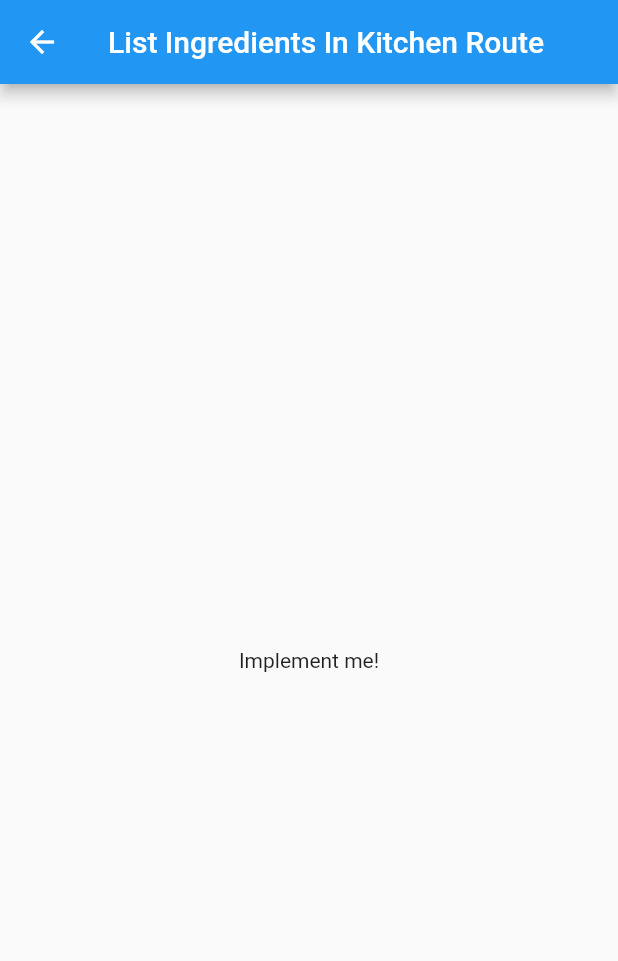
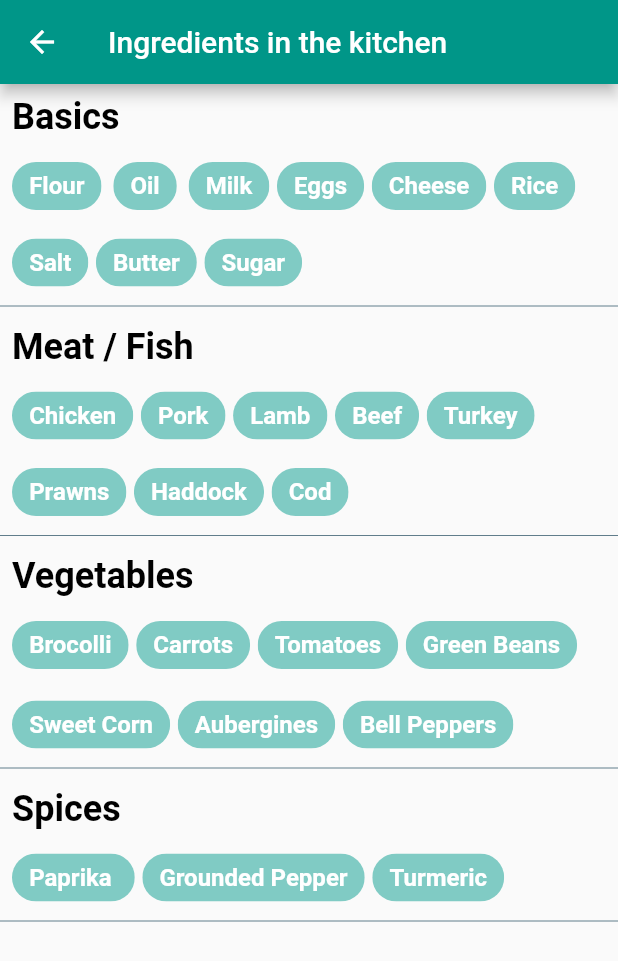
Before and after one commit to kaushikchaubal/home-recipes, a Flutter app: the screen it shows after launch, after a tap on "List ingredients in your kitchen", on a phone screen of 412 x 824 dp. Shown: the top 961 px of the screen. Run offline on Flutter 3.47's test engine with Material 2 defaults, Android fonts, the phone set to English and light mode, and no system bars.

Commit message:
Adding screen for list ingredients in the kitchen

```diff
--- /dev/null
+++ b/client/home_recipes_app/lib/ListIngredientsInKitchenRoute.dart
@@ -0,0 +1,187 @@
+import 'package:flutter/material.dart';
+
+class ListIngredientsInKitchenRoute extends StatefulWidget {
+  @override
+  _ListIngredientsInKitchenState createState() => _ListIngredientsInKitchenState();
+}
+
+class _ListIngredientsInKitchenState extends State<ListIngredientsInKitchenRoute> {
+  int _value = 5;
+
+  @override
+  Widget build(BuildContext context) {
+    return Scaffold(
+        appBar: AppBar(
+          title: Text('Ingredients in the kitchen'),
+          backgroundColor: Colors.teal,
+        ),
+      body: SingleChildScrollView(
+        child: Column(
+          children: <Widget>[
+            Align(
+              alignment: Alignment.centerLeft,
+              child: Padding(
+                padding: const EdgeInsets.all(8.0),
+                child: _titleContainer("Basics"),
+              ),
+            ),
+            Padding(
+              padding: const EdgeInsets.only(left:8.0),
+              child: Align
+                (
+                alignment: Alignment.centerLeft,
+                child: Container(
+                    child: Wrap(
+                      spacing: 5.0,
+                      runSpacing: 3.0,
+                      children: <Widget>[
+                        filterChipWidget(chipName: 'Flour'),
+                        filterChipWidget(chipName: 'Oil'),
+                        filterChipWidget(chipName: 'Milk'),
+                        filterChipWidget(chipName: 'Eggs'),
+                        filterChipWidget(chipName: 'Cheese'),
+                        filterChipWidget(chipName: 'Rice'),
+                        filterChipWidget(chipName: 'Salt'),
+                        filterChipWidget(chipName: 'Butter'),
+                        filterChipWidget(chipName: 'Sugar'),
+                      ],
+                    )
+                ),
+              ),
+            ),
+            Divider(color: Colors.blueGrey, height: 10.0,),
+            Align(
+              alignment: Alignment.centerLeft,
+              child: Padding(
+                padding: const EdgeInsets.all(8.0),
+                child: _titleContainer("Meat / Fish"),
+              ),
+            ),
+            Padding(
+              padding: const EdgeInsets.only(left:8.0),
+              child: Align
+                (
+                alignment: Alignment.centerLeft,
+                child: Container(
+                    child: Wrap(
+                      spacing: 5.0,
+                      runSpacing: 3.0,
+                      children: <Widget>[
+                        filterChipWidget(chipName: 'Chicken'),
+                        filterChipWidget(chipName: 'Pork'),
+                        filterChipWidget(chipName: 'Lamb'),
+                        filterChipWidget(chipName: 'Beef'),
+                        filterChipWidget(chipName: 'Turkey'),
+                        filterChipWidget(chipName: 'Prawns'),
+                        filterChipWidget(chipName: 'Haddock'),
+                        filterChipWidget(chipName: 'Cod'),
+                      ],
+                    )
+                ),
+              ),
+            ),
+            Divider(color: Colors.blueGrey, height: 10.0,),
+            Align(
+              alignment: Alignment.centerLeft,
+              child: Padding(
+                padding: const EdgeInsets.all(8.0),
+                child: _titleContainer('Vegetables'),
+              ),
+            ),
+            Padding(
+              padding: const EdgeInsets.only(left:8.0),
+              child: Align
+                (
+                alignment: Alignment.centerLeft,
+                child: Container(
+                  child: Wrap(
+                    spacing: 5.0,
+                    runSpacing: 5.0,
+                    children: <Widget>[
+                      filterChipWidget(chipName: 'Brocolli'),
+                      filterChipWidget(chipName: 'Carrots'),
+                      filterChipWidget(chipName: 'Tomatoes'),
+                      filterChipWidget(chipName: 'Green Beans'),
+                      filterChipWidget(chipName: 'Sweet Corn'),
+                      filterChipWidget(chipName: 'Aubergines'),
+                      filterChipWidget(chipName: 'Bell Peppers'),
+                    ],
+                  ),
+                ),
+              ),
+            ),
+            Divider(color: Colors.blueGrey, height: 10.0,),
+            Align(
+              alignment: Alignment.centerLeft,
+              child: Padding(
+                padding: const EdgeInsets.all(8.0),
+                child: _titleContainer('Spices'),
+              ),
+            ),
+            Padding(
+              padding: const EdgeInsets.only(left:8.0),
+              child: Align
+                (
+                alignment: Alignment.centerLeft,
+                child: Container(
+                  child: Wrap(
+                    spacing: 5.0,
+                    runSpacing: 5.0,
+                    children: <Widget>[
+                      filterChipWidget(chipName: 'Paprika '),
+                      filterChipWidget(chipName: 'Grounded Pepper'),
+                      filterChipWidget(chipName: 'Turmeric'),
+                    ],
+                  ),
+                ),
+              ),
+            ),
+            Divider(color: Colors.blueGrey, height: 10.0,),
+          ],
+        ),
+      ),
+    );
+  }
+
+}
+
+Widget _titleContainer(String myTitle) {
+  return Text(
+    myTitle,
+    style: TextStyle(
+        color: Colors.black, fontSize: 24.0, fontWeight: FontWeight.bold),
+  );
+}
+
+class filterChipWidget extends StatefulWidget {
+  final String chipName;
+
+  filterChipWidget({Key key, this.chipName}) : super(key: key);
+
+  @override
+  _filterChipWidgetState createState() => _filterChipWidgetState();
+}
+
+class _filterChipWidgetState extends State<filterChipWidget> {
+  var _isSelected = false;
+
+  @override
+  Widget build(BuildContext context) {
+    return FilterChip(
+      label: Text(widget.chipName),
+      labelStyle: TextStyle(color: Colors.white,fontSize: 16.0,fontWeight: FontWeight.bold),
+      selected: _isSelected,
+      shape:RoundedRectangleBorder(
+        borderRadius: BorderRadius.circular(
+            30.0),),
+      backgroundColor: Colors.teal.shade200,
+      onSelected: (isSelected) {
+        setState(() {
+          _isSelected = isSelected;
+        });
+      },
+      selectedColor: Colors.teal.shade600,
+
+    );
+  }
+}
--- a/client/home_recipes_app/lib/ListIngredientsInKitechen.dart
+++ /dev/null
@@ -1,15 +0,0 @@
-import 'package:flutter/material.dart';
-
-class ListIngredientsInKitchen extends StatelessWidget {
-  @override
-  Widget build(BuildContext context) {
-    return Scaffold(
-      appBar: AppBar(
-        title: Text("List Ingredients In Kitchen Route"),
-      ),
-      body: Center(
-        child: Text('Implement me!'),
-      ),
-    );
-  }
-}
--- a/client/home_recipes_app/lib/main.dart
+++ b/client/home_recipes_app/lib/main.dart
@@ -1,7 +1,7 @@
 import 'package:flutter/material.dart';
 import 'AddRecipeRoute.dart';
 import 'ShowAllRecipesRoute.dart';
-import 'ListIngredientsInKitechen.dart';
+import 'ListIngredientsInKitchenRoute.dart';
 import 'GetIngredientsForRecipes.dart';
 
 void main() => runApp(HomeRecipesApp());
@@ -84,7 +84,7 @@ class HomePageRoute extends StatelessWidget {
               createFlatButton(
                   'List ingredients in your kitchen',
                   Icon(Icons.kitchen, color: Colors.teal),
-                    () => Navigator.push(context,MaterialPageRoute(builder: (context) => ListIngredientsInKitchen())),
+                    () => Navigator.push(context,MaterialPageRoute(builder: (context) => ListIngredientsInKitchenRoute())),
               ),
               createFlatButton(
                   'Get ingredients for recipes',
```
